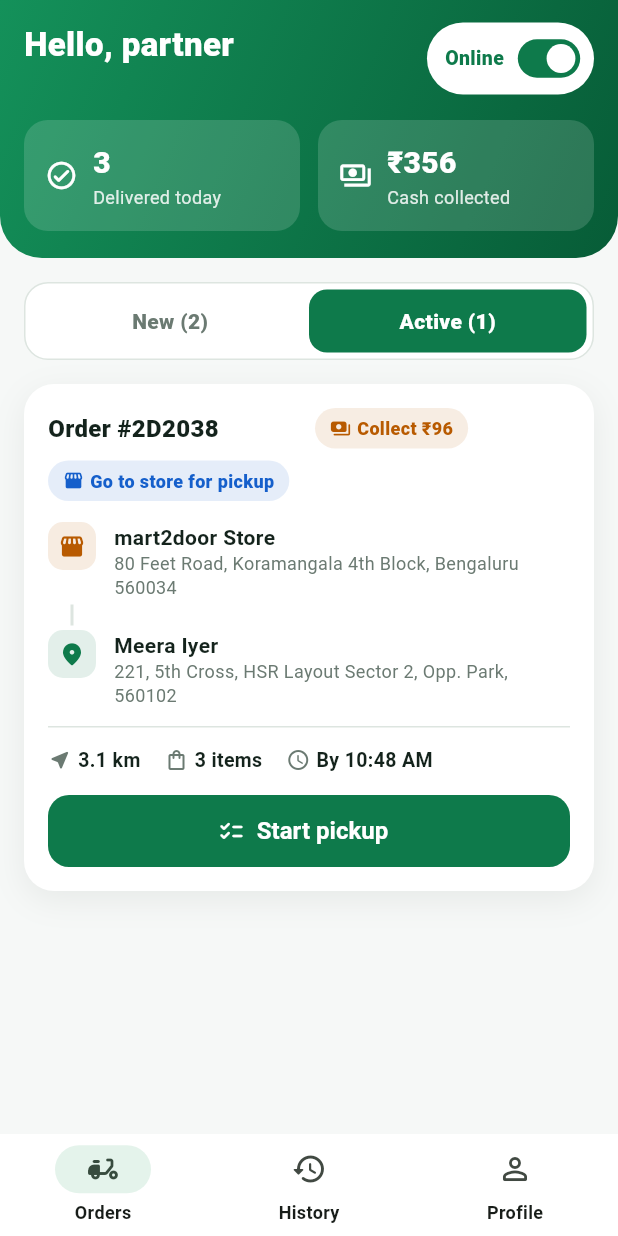
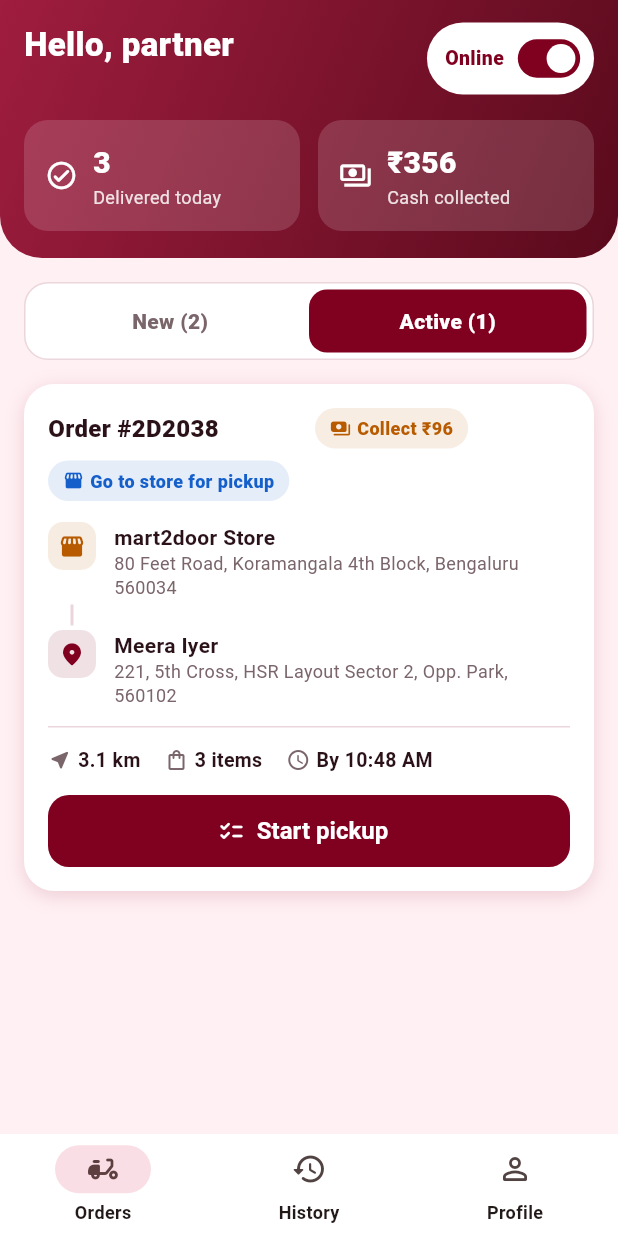
Before and after one commit to nammaempire/Mark2Door_delivery_app, a Flutter app: the OrdersScreen screen opened by its route, after a tap on an icon or button, on a phone screen of 412 x 824 dp. Run offline on Flutter 3.47's test engine with Material 3 defaults, Android fonts, the phone set to English and light mode, and no system bars; our stand-ins replace flutter_riverpod, go_router, shared_preferences; accounts and stored records are empty.

Commit message:
changes are done for delivery app 1. app level color and theme changed

```diff
--- a/lib/core/theme/app_theme.dart
+++ b/lib/core/theme/app_theme.dart
@@ -1,17 +1,24 @@
 import 'package:flutter/material.dart';
 
 abstract final class AppColors {
-  static const Color primary = Color(0xFF0E7A4B);
-  static const Color primaryDark = Color(0xFF075C37);
-  static const Color primarySoft = Color(0xFFE4F3EB);
+  // Brand: maroon on light pink.
+  static const Color primary = Color(0xFF800020);
+  static const Color primaryLight = Color(0xFF9F1D3F);
+  static const Color primaryDark = Color(0xFF5A0A1C);
+  static const Color primarySoft = Color(0xFFF9DFE5);
   static const Color accent = Color(0xFFFF8A1F);
   static const Color accentSoft = Color(0xFFFFF1E0);
   static const Color accentDark = Color(0xFFB85A00);
-  static const Color background = Color(0xFFF6F8F7);
+  static const Color background = Color(0xFFFFF0F3);
   static const Color surface = Colors.white;
-  static const Color textDark = Color(0xFF14231C);
-  static const Color textMuted = Color(0xFF6B7A72);
-  static const Color border = Color(0xFFDDE5E0);
+  static const Color textDark = Color(0xFF2A1218);
+  static const Color textMuted = Color(0xFF7A656A);
+  static const Color border = Color(0xFFEBD6DB);
+
+  // Meaning, not brand. Success stays green because the brand colour is
+  // close to red and would read as an error on "delivered" or "paid".
+  static const Color success = Color(0xFF1E9E62);
+  static const Color successSoft = Color(0xFFE3F4EC);
   static const Color danger = Color(0xFFD64545);
   static const Color warning = Color(0xFFE0A100);
 }
--- a/lib/features/history/history_screen.dart
+++ b/lib/features/history/history_screen.dart
@@ -52,7 +52,7 @@ class HistoryScreen extends ConsumerWidget {
                     label: 'Delivered today',
                     value: '${stats.deliveries}',
                     icon: Icons.check_circle_rounded,
-                    colors: const [Color(0xFF1FA463), Color(0xFF0A6B40)],
+                    colors: const [AppColors.primaryLight, AppColors.primaryDark],
                   ),
                   const SizedBox(width: 12),
                   _SummaryTile(
@@ -173,12 +173,12 @@ class _HistoryRow extends StatelessWidget {
               width: 42,
               height: 42,
               decoration: BoxDecoration(
-                color: AppColors.primarySoft,
+                color: AppColors.successSoft,
                 borderRadius: BorderRadius.circular(13),
               ),
               child: const Icon(
                 Icons.check_rounded,
-                color: AppColors.primary,
+                color: AppColors.success,
               ),
             ),
             const SizedBox(width: 12),
@@ -227,7 +227,7 @@ class _HistoryRow extends StatelessWidget {
                     fontWeight: FontWeight.w700,
                     color: order.cashOnDelivery
                         ? AppColors.accentDark
-                        : AppColors.primary,
+                        : AppColors.success,
                   ),
                 ),
               ],
--- a/lib/features/orders/presentation/delivery_screen.dart
+++ b/lib/features/orders/presentation/delivery_screen.dart
@@ -234,7 +234,8 @@ class _CashCard extends StatelessWidget {
     final cod = order.cashOnDelivery;
     final colors = cod
         ? const [Color(0xFFFFA94D), Color(0xFFF2600C)]
-        : const [Color(0xFF1FA463), Color(0xFF0A6B40)];
+        // Paid: success green, not the brand colour.
+        : const [Color(0xFF27A86B), Color(0xFF14784A)];
     return Container(
       padding: const EdgeInsets.all(16),
       decoration: BoxDecoration(
@@ -372,13 +373,13 @@ class _DeliveredDialog extends StatelessWidget {
             width: 84,
             height: 84,
             decoration: const BoxDecoration(
-              color: AppColors.primarySoft,
+              color: AppColors.successSoft,
               shape: BoxShape.circle,
             ),
             child: const Icon(
               Icons.check_circle_rounded,
               size: 52,
-              color: AppColors.primary,
+              color: AppColors.success,
             ),
           ),
           const SizedBox(height: 18),
--- a/lib/features/orders/presentation/order_widgets.dart
+++ b/lib/features/orders/presentation/order_widgets.dart
@@ -20,9 +20,9 @@ class SoftCard extends StatelessWidget {
         borderRadius: radius,
         boxShadow: const [
           BoxShadow(
-            color: Color(0x12142318),
-            blurRadius: 18,
-            offset: Offset(0, 6),
+            color: Color(0x24800020),
+            blurRadius: 10,
+            offset: Offset(0, 3),
           ),
         ],
       ),
@@ -97,7 +97,7 @@ class PaymentPill extends StatelessWidget {
           )
         : const Pill(
             'Paid online',
-            AppColors.primary,
+            AppColors.success,
             icon: Icons.check_circle_rounded,
           );
   }
--- a/lib/features/orders/presentation/orders_screen.dart
+++ b/lib/features/orders/presentation/orders_screen.dart
@@ -217,7 +217,7 @@ class _Header extends ConsumerWidget {
         gradient: LinearGradient(
           begin: Alignment.topLeft,
           end: Alignment.bottomRight,
-          colors: [Color(0xFF14915A), AppColors.primaryDark],
+          colors: [AppColors.primaryLight, AppColors.primaryDark],
         ),
         borderRadius: BorderRadius.vertical(bottom: Radius.circular(28)),
       ),
--- a/lib/features/orders/presentation/route_map.dart
+++ b/lib/features/orders/presentation/route_map.dart
@@ -114,10 +114,10 @@ class _MapPainter extends CustomPainter {
 
   @override
   void paint(Canvas canvas, Size size) {
-    canvas.drawRect(Offset.zero & size, Paint()..color = const Color(0xFFE9F1EC));
+    canvas.drawRect(Offset.zero & size, Paint()..color = const Color(0xFFF7ECEE));
 
     // City blocks.
-    final block = Paint()..color = const Color(0xFFDCE9E1);
+    final block = Paint()..color = const Color(0xFFEFDDE1);
     const cols = 5, rows = 4, gap = 14.0;
     final bw = (size.width - gap * (cols + 1)) / cols;
     final bh = (size.height - gap * (rows + 1)) / rows;
@@ -138,7 +138,7 @@ class _MapPainter extends CustomPainter {
         Rect.fromLTWH(gap + 2 * (bw + gap), gap + (bh + gap), bw, bh),
         const Radius.circular(8),
       ),
-      Paint()..color = const Color(0xFFC4E4CF),
+      Paint()..color = const Color(0xFFD5EBD9),
     );
 
     // Route follows the streets: right, up, right.
```
